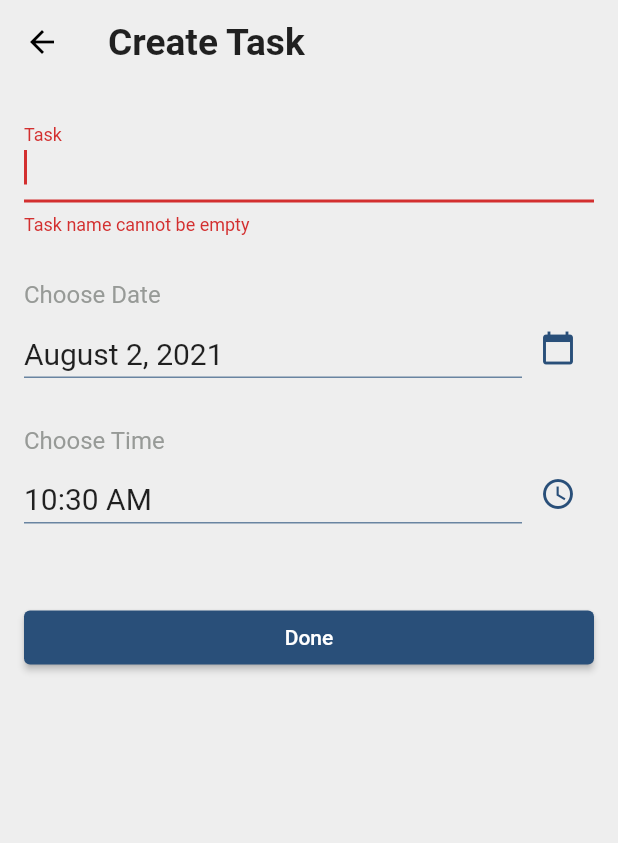
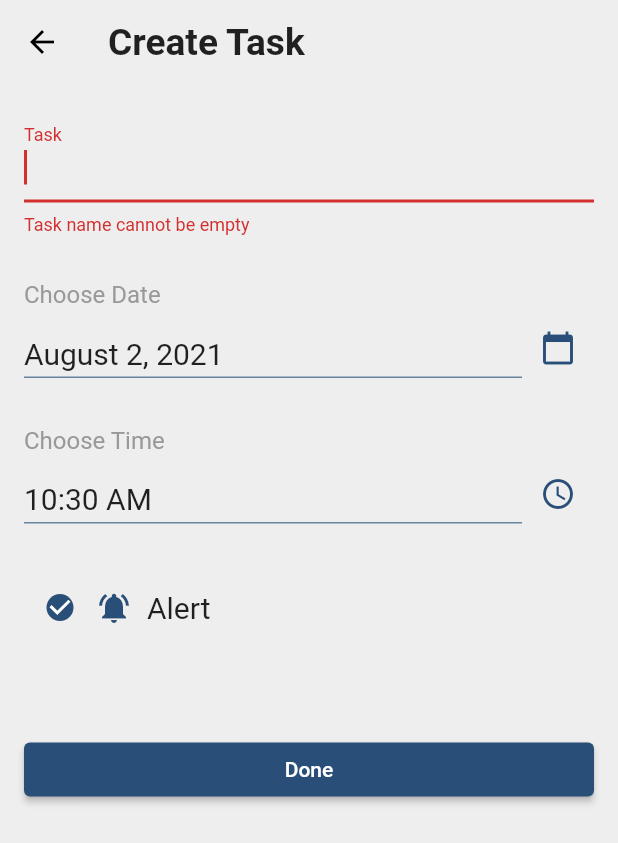
Before and after one commit to GouravShDev/task_reminder_app, a Flutter app: the AddEditToDoScreen screen opened by its route, after a tap on "Done", on a phone screen of 412 x 824 dp. Shown: the top 843 px of the screen. Run offline on Flutter 3.47's test engine with Material 2 defaults, Android fonts, the phone set to English and light mode, and no system bars; our stand-ins replace date_format, shared_preferences, sqflite; accounts and stored records are empty.

Commit message:
Added Icon and refactor some code

```diff
--- a/lib/screens/add_edit_todo_screen.dart
+++ b/lib/screens/add_edit_todo_screen.dart
@@ -26,6 +26,7 @@ class _AddEditToDoScreenState extends State<AddEditToDoScreen> {
   TimeOfDay? _currentTaskDueTime;
   var _isInit = false;
   late ToDoList _toDoProvider;
+  bool _isCheckBoxChecked = true;
 
   @override
   void didChangeDependencies() {
@@ -45,6 +46,30 @@ class _AddEditToDoScreenState extends State<AddEditToDoScreen> {
     }
     _isInit = true;
     super.didChangeDependencies();
+  }
+
+  void _handleFormSubmission() {
+    // Validate returns true if the form is valid, or false otherwise.
+    if (_formKey.currentState!.validate()) {
+      // Check if Task modified
+      if (_currentTaskName != _taskName ||
+          _currentTaskDueDate != selectedDate ||
+          _currentTaskDueTime != selectedTime) {
+        final selectedDateAndTime = DateTime(
+            selectedDate.year,
+            selectedDate.month,
+            selectedDate.day,
+            selectedTime.hour,
+            selectedTime.minute);
+
+        // if task exist update it
+        // otherwise create a new task
+        _toDoProvider.addUpdateItem(_taskName, selectedDateAndTime,
+            id: _task?.id);
+      }
+
+      Navigator.of(context).pop();
+    }
   }
 
   @override
@@ -103,33 +128,45 @@ class _AddEditToDoScreenState extends State<AddEditToDoScreen> {
                       initValue: _task?.date,
                     ),
                     Container(
+                      margin: const EdgeInsets.symmetric(vertical: 30),
+                      child: Row(
+                        mainAxisAlignment: MainAxisAlignment.start,
+                        children: [
+                          Checkbox(
+                            value: this._isCheckBoxChecked,
+                            shape: CircleBorder(),
+                            // shape: RoundedRectangleBorder(
+                            //     borderRadius: BorderRadius.circular(10)),
+                            onChanged: (bool? value) {
+                              setState(() {
+                                this._isCheckBoxChecked = value!;
+                              });
+                            },
+                          ),
+                          Icon(
+                            (_isCheckBoxChecked)
+                                ? Icons.notifications_active
+                                : Icons.notifications,
+                            color: (_isCheckBoxChecked)
+                                ? Theme.of(context).primaryColor
+                                : Colors.grey,
+                            // color: Theme.of(context).primaryColor,
+                          ),
+                          SizedBox(
+                            width: 10,
+                          ),
+                          Text(
+                            'Alert',
+                            style: TextStyle(fontSize: 20),
+                          ),
+                        ],
+                      ),
+                    ),
+                    Container(
                       width: double.infinity,
-                      margin: EdgeInsets.symmetric(vertical: 50),
+                      margin: EdgeInsets.symmetric(vertical: 30),
                       child: ElevatedButton(
-                        onPressed: () {
-                          // Validate returns true if the form is valid, or false otherwise.
-                          if (_formKey.currentState!.validate()) {
-                            // Check if Task modified
-                            if (_currentTaskName != _taskName ||
-                                _currentTaskDueDate != selectedDate ||
-                                _currentTaskDueTime != selectedTime) {
-                              final selectedDateAndTime = DateTime(
-                                  selectedDate.year,
-                                  selectedDate.month,
-                                  selectedDate.day,
-                                  selectedTime.hour,
-                                  selectedTime.minute);
-
-                              // if task exist update it
-                              // otherwise create a new task
-                              _toDoProvider.addUpdateItem(
-                                  _taskName, selectedDateAndTime,
-                                  id: _task?.id);
-                            }
-
-                            Navigator.of(context).pop();
-                          }
-                        },
+                        onPressed: _handleFormSubmission,
                         child: const Text('Done'),
                       ),
                     ),
--- a/pubspec.yaml
+++ b/pubspec.yaml
@@ -28,6 +28,7 @@ dependencies:
   intl: ^0.17.0
   date_format: ^2.0.2
   sqflite: ^2.0.0+3
+#  flutter_local_notifications: ^8.0.0
   # The following adds the Cupertino Icons font to your application.
   # Use with the CupertinoIcons class for iOS style icons.
   cupertino_icons: ^1.0.2
```
Also changed, not shown: lib/widgets/todo_card.dart (+13 -32 lines), 21 other files.
